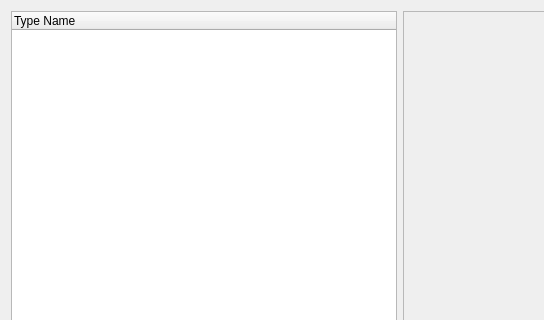
The window that tools/editor/application/VadonEditor/UI/Project/DataSchemaDialog.ui (janos-ijgyarto/vadon) describes before a commit, drawn with Qt 5; both pictures show x 0 to 544 and y 0 to 320 of the 800 by 600 pixel window.
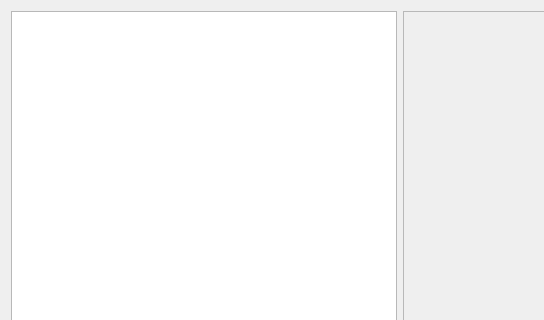
The same window after the commit.

Commit message: UNFINISHED COMMIT, Editor properties, resources, scenes - Moved scene and resource property metadata to Foundation - Created property editor widgets for base types - Set up resource and scene editor widgets - Added resources and scenes to Foundation - Added UUID conversion utility functions - Added utility function for Variant default values - Modified data schema to use QStandardItemModel - Data schema dialog now uses a proxy model - Set Sharpmake to use release default settings in any non-debug config - Misc. fixes and refactoring

```diff
--- a/tools/editor/application/VadonEditor/UI/Project/DataSchemaDialog.ui
+++ b/tools/editor/application/VadonEditor/UI/Project/DataSchemaDialog.ui
@@ -17,12 +17,10 @@
    <item>
     <layout class="QHBoxLayout" name="mainHBox">
      <item>
-      <widget class="QTreeWidget" name="schemaTree">
-       <column>
-        <property name="text">
-         <string notr="true">Type Name</string>
-        </property>
-       </column>
+      <widget class="QTreeView" name="typeTreeView">
+       <property name="sortingEnabled">
+        <bool>true</bool>
+       </property>
       </widget>
      </item>
      <item>
```
Left out of the diff: 8 changed lines with no effect on the pictures. The commit also changes 80 other files.
